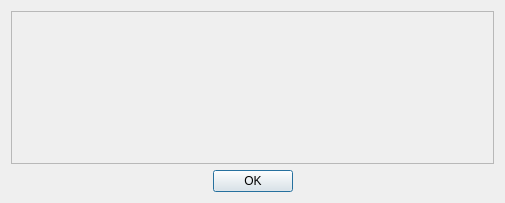
Before: the Qt Designer form src/qt/forms/resultsdialog.ui in GeorgeRDG/litecoinz, drawn with Qt 5.
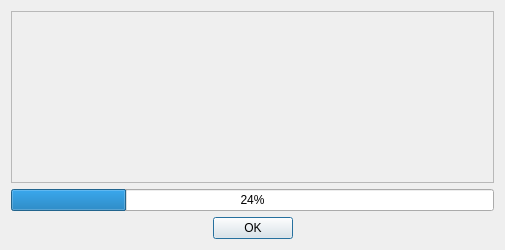
After: the same form once the commit is applied.

Patch:
```diff
--- a/src/qt/forms/resultsdialog.ui
+++ b/src/qt/forms/resultsdialog.ui
@@ -7,7 +7,7 @@
     <x>0</x>
     <y>0</y>
     <width>505</width>
-    <height>203</height>
+    <height>250</height>
    </rect>
   </property>
   <property name="windowTitle">
@@ -61,7 +61,20 @@
          </widget>
         </item>
         <item>
-         <widget class="QLabel" name="label_6">
+         <widget class="QLabel" name="labelOperationId">
+          <property name="text">
+           <string/>
+          </property>
+         </widget>
+        </item>
+        <item>
+         <widget class="QLabel" name="labelResult">
+          <property name="font">
+           <font>
+            <weight>75</weight>
+            <bold>true</bold>
+           </font>
+          </property>
           <property name="text">
            <string/>
           </property>
@@ -72,6 +85,13 @@
      </layout>
     </widget>
    </item>
+   <item>
+    <widget class="QProgressBar" name="progressBar">
+     <property name="value">
+      <number>24</number>
+     </property>
+    </widget>
+   </item>
    <item>
     <widget class="QDialogButtonBox" name="buttonBox">
      <property name="standardButtons">
```
